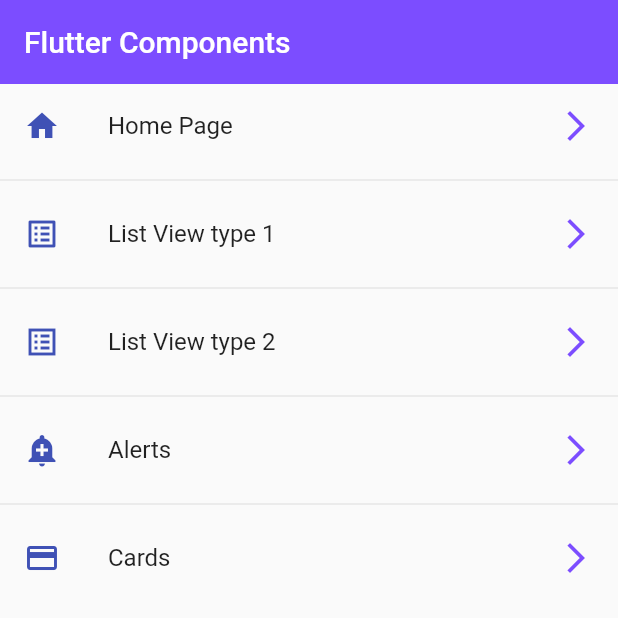
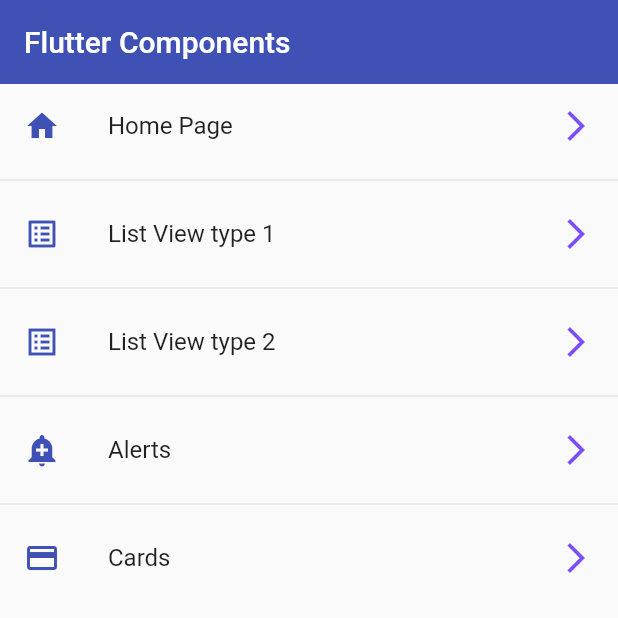
Before and after one commit to johnhaverh/componentsFlutter, a Flutter app: the screen it shows after launch, on a phone screen of 412 x 824 dp, the top half of it. Run offline on Flutter 3.47's test engine with Material 2 defaults, Android fonts, the phone set to English and light mode, and no system bars.

Commit message:
componentsflutter: update files -> changed appBar

```diff
--- a/lib/main.dart
+++ b/lib/main.dart
@@ -12,10 +12,19 @@
       debugShowCheckedModeBanner: false,
       title: 'Material App',
       //home: Listview2Page(),
-
       initialRoute: AppRoutes.initialRoute,
       routes:AppRoutes.getAppRoutes(),
       onGenerateRoute: AppRoutes.onGenerateRoute,
+      theme: ThemeData.light().copyWith(
+        //Primary color
+        primaryColor: Colors.indigo,
+
+        //AppBar Theme
+        appBarTheme: AppBarTheme(
+          color: Colors.indigo,
+          elevation: 0
+        ),
+      ),
     );
   }
 }
--- a/lib/pages/home_page.dart
+++ b/lib/pages/home_page.dart
@@ -12,8 +12,8 @@
     return Scaffold(
       appBar: AppBar(
         title: const Text('Flutter Components'),
-        elevation: 0,
-        backgroundColor: Colors.deepPurpleAccent,
+        //elevation: 0,
+        //backgroundColor: Colors.deepPurpleAccent,
       ),
       body: ListView.separated(
         itemCount: AppRoutes.menuOptions.length,  //10, //superCars.length,
--- a/lib/pages/listview2_page.dart
+++ b/lib/pages/listview2_page.dart
@@ -11,8 +11,8 @@
     return Scaffold(
       appBar: AppBar(
         title: const Text('ListView Type 2'),
-        elevation: 0,
-        backgroundColor: Colors.deepPurpleAccent,
+        //elevation: 0,
+        //backgroundColor: Colors.deepPurpleAccent,
       ),
       body: ListView.separated(
         itemCount: superCars.length,
```
